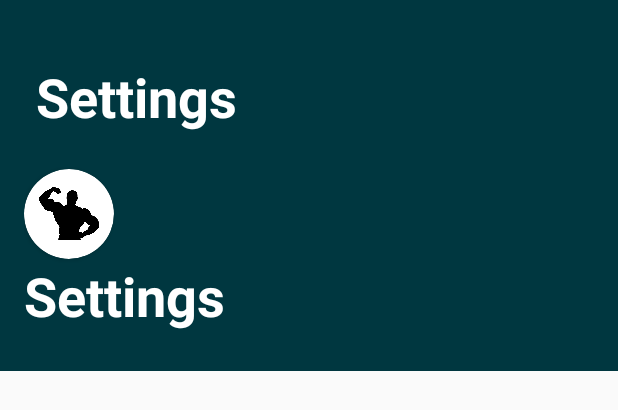
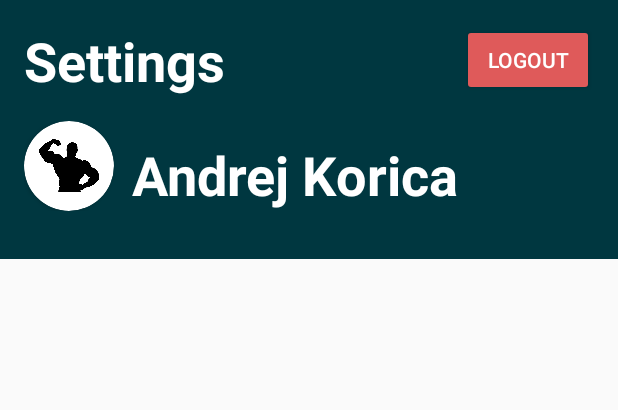
Before and after one commit to andrejkorica/MuscleStore, an Android app: the layout settings.xml on its own in the app's theme, with its tools: preview values and no code run, on a phone screen of 412 x 824 dp. Shown: the top 410 px of the screen. Run offline under Robolectric (Android 15) with nearby library versions, the phone set to English and light mode, and no system bars.

Commit message:
settings header

```diff
--- a/app/src/main/res/layout/activity_main.xml
+++ b/app/src/main/res/layout/activity_main.xml
@@ -27,7 +27,7 @@
             <ImageView
                 android:layout_width="34dp"
                 android:layout_height="34dp"
-                android:src="@drawable/settings"
+                android:src="@drawable/settings_ico"
                 app:tint="@color/white"
                 android:layout_gravity="center"
                 />
--- a/app/src/main/res/layout/settings.xml
+++ b/app/src/main/res/layout/settings.xml
@@ -5,38 +5,56 @@
     android:layout_height="match_parent"
     xmlns:app="http://schemas.android.com/apk/res-auto">
 
-    <androidx.constraintlayout.widget.Guideline
-        android:id="@+id/guideline"
-        android:layout_width="wrap_content"
-        android:layout_height="wrap_content"
-        android:orientation="horizontal"
-        app:layout_constraintGuide_percent="0.3" />
+<!--    HEADER START-->
+
 
         <LinearLayout
             android:layout_width="match_parent"
-            android:layout_height="0dp"
+            android:layout_height="wrap_content"
             android:background="#003740"
             app:layout_constraintTop_toTopOf="parent"
-            app:layout_constraintBottom_toTopOf="@id/guideline"
             android:orientation="vertical"
             android:paddingLeft="16dp">
 
             <Space
                 android:layout_width="match_parent"
-                android:layout_height="32dp"/>
+                android:layout_height="16dp"/>
+
+            <RelativeLayout
+                android:layout_width="match_parent"
+                android:layout_height="wrap_content">
 
                 <TextView
+                    android:id="@+id/settingsTextView"
                     android:layout_width="wrap_content"
                     android:layout_height="wrap_content"
                     android:text="Settings"
                     android:textSize="36sp"
                     android:textStyle="bold"
+                    android:textColor="@color/white" />
+
+                <Button
+                    android:id="@+id/logoutButton"
+                    android:layout_width="wrap_content"
+                    android:layout_height="wrap_content"
+                    android:text="Logout"
+                    android:backgroundTint="#DF5A5A"
                     android:textColor="@color/white"
-                android:padding="8dp"
-                />
+                    android:layout_alignParentEnd="true"
+                    android:layout_alignParentTop="true"
+                    android:layout_marginRight="16dp"/>
+
+            </RelativeLayout>
+
             <Space
                 android:layout_width="match_parent"
                 android:layout_height="16dp"/>
+
+<!--        Start of main name plate   -->
+
+            <LinearLayout
+                android:layout_width="wrap_content"
+                android:layout_height="wrap_content">
 
             <androidx.cardview.widget.CardView
                 android:id="@+id/image"
@@ -53,15 +71,29 @@
                     android:layout_gravity="center"/>
             </androidx.cardview.widget.CardView>
 
+
+
             <TextView
                 android:id="@+id/name"
                 android:layout_width="wrap_content"
                 android:layout_height="wrap_content"
-                android:text="Settings"
+                android:text="Andrej Korica"
                 android:textSize="36sp"
                 android:textStyle="bold"
                 android:textColor="@color/white"
+                android:layout_gravity="bottom"
+                android:layout_marginLeft="12dp"
                 />
 
             </LinearLayout>
+<!--        End of nameplate-->
+
+            <Space
+                android:layout_width="match_parent"
+                android:layout_height="32dp"/>
+        </LinearLayout>
+
+<!--    HEADER END-->
+
+
 </androidx.constraintlayout.widget.ConstraintLayout>
```
Also changed, not shown: app/src/main/res/drawable/settings_ico.xml (renamed from app/src/main/res/drawable/settings.xml). Lines whose indentation alone changed are shown as unchanged.
